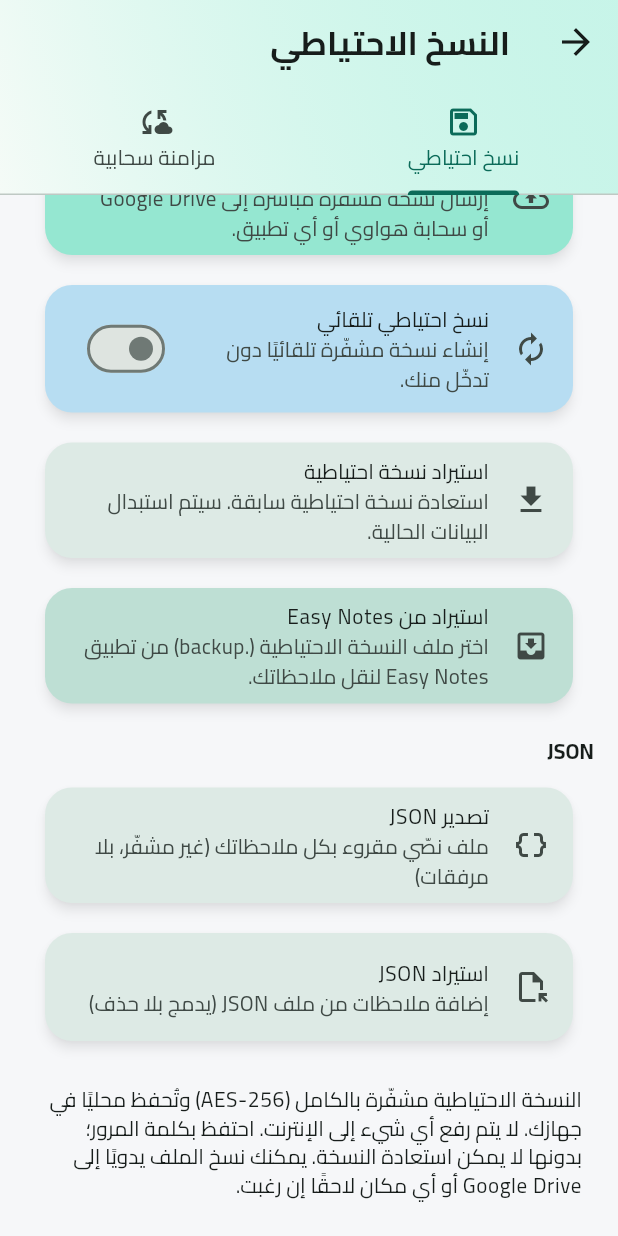
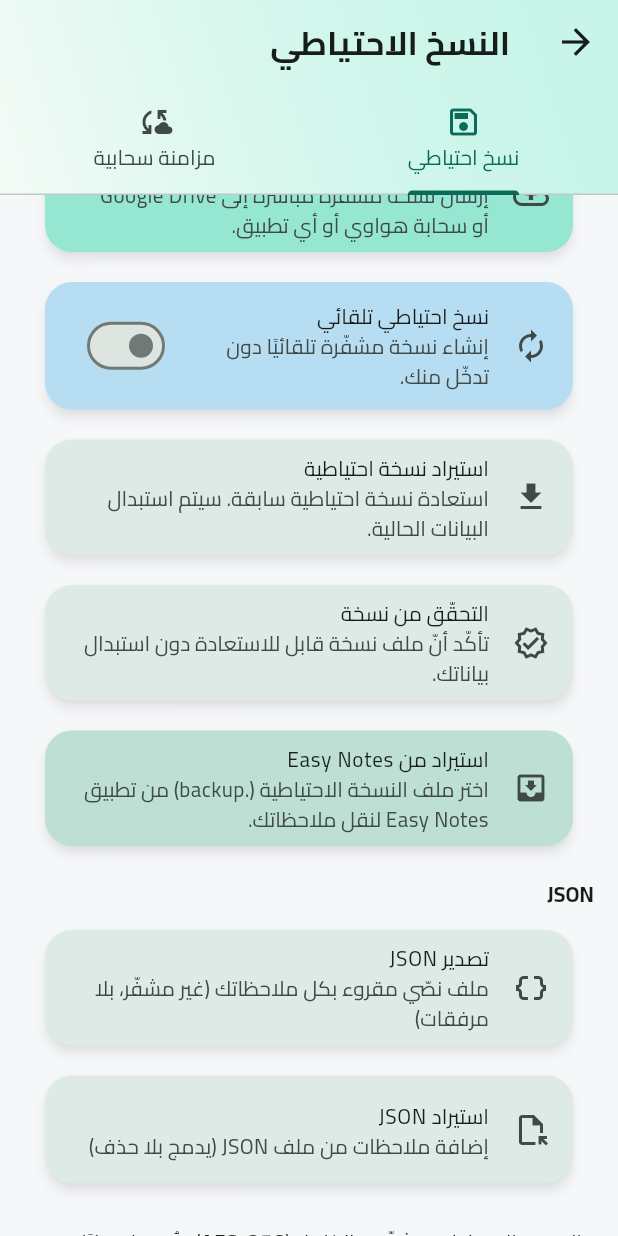
Before and after one commit to alaoufi/alaoufi_notes, a Flutter app: the BackupScreen screen opened directly, scrolled down 390 dp, on a phone screen of 412 x 824 dp. Run offline on Flutter 3.47's test engine with Material 3 defaults, Android fonts, the phone set to English and light mode, and no system bars; drawn by our look-alikes of dynamic_color; our stand-ins replace audioplayers, device_info_plus, file_picker, flutter_colorpicker, flutter_local_notifications, flutter_secure_storage and 14 more; missing offline and left inert: android_id, cryptography, encrypt, extension_google_sign_in_as_googleapis_auth, flutter_quill, googleapis and 2 more; accounts and stored records are empty; project files that could hold a hidden picture were left out.

Commit message:
دفعة تحسينات: مؤشّر تنبيه على البطاقة + عرض مدمج + التحقّق من نسخة
عرض الملاحظات:
- مؤشّر تنبيه: أيقونة منبّه على بطاقة كل ملاحظة لها تنبيه نشِط
  (NoteRepository.noteIdsWithReminders + كاش في المزوّد يُحدَّث مع كل refresh).
- عرض مدمج: مفتاح في الإعدادات يصغّر حشوة البطاقات لعرض عدد أكبر (يُحفظ).

النسخ الاحتياطي:
- «التحقّق من نسخة»: اختيار ملف نسخة والتأكّد من سلامته (فكّ تشفير اختباريّ)
  دون استبدال البيانات — بطاقة جديدة في شاشة النسخ.

اللغات: compact_view + الوصف في 13 لغة. دليل: بندا «مؤشّر التنبيه» و«عرض مدمج».

رفع النسخة إلى 1.3.0+44.

Co-Authored-By: Claude Fable 5 <noreply@anthropic.com>
Claude-Session: https://claude.ai/code/session_01EgFDkQ7WC3S16HHMbyH5e4

```diff
--- a/mudhakkarati/lib/core/l10n/app_strings.dart
+++ b/mudhakkarati/lib/core/l10n/app_strings.dart
@@ -167,6 +167,8 @@ class S {
     'backup_password': 'كلمة مرور النسخة',
     'backup_password_hint': 'تُستخدم لتشفير النسخة الاحتياطية',
     'settings': 'الإعدادات',
+    'compact_view': 'عرض مدمج',
+    'compact_view_desc': 'بطاقات ملاحظات أصغر لعرض عدد أكبر',
     'protected': 'بياناتك محميّة',
     'backup_recommended': 'يُنصح بأخذ نسخة جديدة',
     'not_protected': 'بياناتك غير محميّة',
@@ -423,6 +425,8 @@ class S {
     'backup_password': 'Backup password',
     'backup_password_hint': 'Used to encrypt the backup',
     'settings': 'Settings',
+    'compact_view': 'Compact view',
+    'compact_view_desc': 'Smaller note cards to show more',
     'protected': 'Your data is protected',
     'backup_recommended': 'A new backup is recommended',
     'not_protected': 'Your data is not protected',
@@ -679,6 +683,8 @@ class S {
     'backup_password': 'Contraseña de la copia',
     'backup_password_hint': 'Se usa para cifrar la copia',
     'settings': 'Ajustes',
+    'compact_view': 'Vista compacta',
+    'compact_view_desc': 'Tarjetas más pequeñas para ver más',
     'protected': 'Tus datos están protegidos',
     'backup_recommended': 'Se recomienda una nueva copia',
     'not_protected': 'Tus datos no están protegidos',
@@ -918,6 +924,8 @@ class S {
     'backup_password': 'Sicherungspasswort',
     'backup_password_hint': 'Wird zum Verschlüsseln der Sicherung verwendet',
     'settings': 'Einstellungen',
+    'compact_view': 'Kompakte Ansicht',
+    'compact_view_desc': 'Kleinere Notizkarten, mehr sichtbar',
     'protected': 'Deine Daten sind geschützt',
     'backup_recommended': 'Neue Sicherung empfohlen',
     'not_protected': 'Deine Daten sind nicht geschützt',
@@ -1157,6 +1165,8 @@ class S {
     'backup_password': 'Password ng backup',
     'backup_password_hint': 'Ginagamit para i-encrypt ang backup',
     'settings': 'Mga Setting',
+    'compact_view': 'Compact view',
+    'compact_view_desc': 'Mas maliit na card para makita ang mas marami',
     'protected': 'Protektado ang data mo',
     'backup_recommended': 'Inirerekomenda ang bagong backup',
     'not_protected': 'Hindi protektado ang data mo',
@@ -1396,6 +1406,8 @@ class S {
     'backup_password': 'Mot de passe de sauvegarde',
     'backup_password_hint': 'Utilisé pour chiffrer la sauvegarde',
     'settings': 'Paramètres',
+    'compact_view': 'Vue compacte',
+    'compact_view_desc': 'Cartes plus petites pour en voir plus',
     'protected': 'Vos données sont protégées',
     'backup_recommended': 'Une nouvelle sauvegarde est conseillée',
     'not_protected': 'Vos données ne sont pas protégées',
@@ -1635,6 +1647,8 @@ class S {
     'backup_password': 'Kata sandi cadangan',
     'backup_password_hint': 'Digunakan untuk mengenkripsi cadangan',
     'settings': 'Pengaturan',
+    'compact_view': 'Tampilan ringkas',
+    'compact_view_desc': 'Kartu lebih kecil agar tampil lebih banyak',
     'protected': 'Data Anda terlindungi',
     'backup_recommended': 'Disarankan cadangan baru',
     'not_protected': 'Data Anda tidak terlindungi',
@@ -1874,6 +1888,8 @@ class S {
     'backup_password': 'Password del backup',
     'backup_password_hint': 'Usata per crittografare il backup',
     'settings': 'Impostazioni',
+    'compact_view': 'Vista compatta',
+    'compact_view_desc': 'Schede più piccole per vederne di più',
     'protected': 'I tuoi dati sono protetti',
     'backup_recommended': 'Consigliato un nuovo backup',
     'not_protected': 'I tuoi dati non sono protetti',
@@ -2113,6 +2129,8 @@ class S {
     'backup_password': 'Kata laluan sandaran',
     'backup_password_hint': 'Digunakan untuk menyulitkan sandaran',
     'settings': 'Tetapan',
+    'compact_view': 'Paparan padat',
+    'compact_view_desc': 'Kad lebih kecil untuk lihat lebih banyak',
     'protected': 'Data anda dilindungi',
     'backup_recommended': 'Sandaran baharu disyorkan',
     'not_protected': 'Data anda tidak dilindungi',
@@ -2352,6 +2370,8 @@ class S {
     'backup_password': 'बैकअप पासवर्ड',
     'backup_password_hint': 'बैकअप एन्क्रिप्ट करने के लिए उपयोग होता है',
     'settings': 'सेटिंग्स',
+    'compact_view': 'संक्षिप्त दृश्य',
+    'compact_view_desc': 'छोटे कार्ड, ज़्यादा दिखें',
     'protected': 'आपका डेटा सुरक्षित है',
     'backup_recommended': 'नया बैकअप सुझाया जाता है',
     'not_protected': 'आपका डेटा सुरक्षित नहीं है',
@@ -2591,6 +2611,8 @@ class S {
     'backup_password': 'ব্যাকআপ পাসওয়ার্ড',
     'backup_password_hint': 'ব্যাকআপ এনক্রিপ্ট করতে ব্যবহৃত হয়',
     'settings': 'সেটিংস',
+    'compact_view': 'সংক্ষিপ্ত ভিউ',
+    'compact_view_desc': 'ছোট কার্ড, বেশি দেখুন',
     'protected': 'আপনার ডেটা সুরক্ষিত',
     'backup_recommended': 'নতুন ব্যাকআপ সুপারিশ করা হয়',
     'not_protected': 'আপনার ডেটা সুরক্ষিত নয়',
@@ -2830,6 +2852,8 @@ class S {
     'backup_password': 'گذرواژه پشتیبان',
     'backup_password_hint': 'برای رمزنگاری پشتیبان استفاده می‌شود',
     'settings': 'تنظیمات',
+    'compact_view': 'نمای فشرده',
+    'compact_view_desc': 'کارت‌های کوچک‌تر برای نمایش بیشتر',
     'protected': 'داده‌های شما محافظت می‌شود',
     'backup_recommended': 'گرفتن نسخهٔ جدید توصیه می‌شود',
     'not_protected': 'داده‌های شما محافظت نمی‌شود',
@@ -3069,6 +3093,8 @@ class S {
     'backup_password': 'Пароль копии',
     'backup_password_hint': 'Используется для шифрования копии',
     'settings': 'Настройки',
+    'compact_view': 'Компактный вид',
+    'compact_view_desc': 'Меньше карточки — видно больше',
     'protected': 'Ваши данные защищены',
     'backup_recommended': 'Рекомендуется новая копия',
     'not_protected': 'Ваши данные не защищены',
--- a/mudhakkarati/lib/features/backup/backup_screen.dart
+++ b/mudhakkarati/lib/features/backup/backup_screen.dart
@@ -340,6 +340,16 @@ class _BackupScreenState extends State<BackupScreen> {
     }
   }
 
+  Future<void> _verifyBackup() async {
+    final pwd = await _askPassword('التحقّق من نسخة');
+    if (pwd == null || pwd.isEmpty) return;
+    setState(() => _busy = true);
+    final r = await BackupService.instance.verifyBackupFile(pwd);
+    if (!mounted) return;
+    setState(() => _busy = false);
+    _toast(r.message);
+  }
+
   Future<void> _import() async {
     final s = S.of(context);
 
@@ -629,6 +639,16 @@ class _BackupScreenState extends State<BackupScreen> {
               ),
               const SizedBox(height: 8),
               Card(
+                child: ListTile(
+                  leading: const Icon(Icons.verified_outlined),
+                  title: const Text('التحقّق من نسخة'),
+                  subtitle: const Text(
+                      'تأكّد أنّ ملف نسخة قابل للاستعادة دون استبدال بياناتك.'),
+                  onTap: _busy ? null : _verifyBackup,
+                ),
+              ),
+              const SizedBox(height: 8),
+              Card(
                 color: Theme.of(context).colorScheme.secondaryContainer,
                 child: ListTile(
                   leading: const Icon(Icons.move_to_inbox),
--- a/mudhakkarati/lib/features/home/notes_provider.dart
+++ b/mudhakkarati/lib/features/home/notes_provider.dart
@@ -86,6 +86,9 @@ class NotesProvider extends ChangeNotifier {
   Map<String, int> _tagColors = {};
   Map<String, int> get tagColors => _tagColors;
 
+  Set<int> _reminderNoteIds = {};
+  bool noteHasReminder(int? id) => id != null && _reminderNoteIds.contains(id);
+
   Future<void> _loadTagColors() async {
     final list = await notes.getAllTagsWithColors();
     _tagColors = {
@@ -167,6 +170,7 @@ class NotesProvider extends ChangeNotifier {
         to: fTo,
       );
       _dbError = false;
+      _reminderNoteIds = await notes.noteIdsWithReminders();
     } catch (_) {
       // **حماية:** تعذّر فتح القاعدة (غالبًا مؤقّت — مفتاح/تخزين). لا نعرضها
       // كـ«فارغة» (يُربك ويخاطر بقرار حذف/استعادة خاطئ)، ولا نمسح القائمة القديمة.
--- a/mudhakkarati/lib/features/settings/settings_provider.dart
+++ b/mudhakkarati/lib/features/settings/settings_provider.dart
@@ -16,6 +16,7 @@ class SettingsProvider extends ChangeNotifier {
   String _fontFamily = 'Cairo';
   bool _hideSelectionMenu = false;
   bool _dynamicColor = false; // ألوان النظام (Dynamic Color) على أندرويد 12+
+  bool _compactCards = false; // عرض مدمج لبطاقات الملاحظات
   InfoPlacement _infoPlacement = InfoPlacement.tab;
   NoteLayout _layout = NoteLayout.grid;
   Locale _locale = const Locale('ar'); // عربي افتراضيًّا (تطبيق عربيّ ⇒ اتجاه RTL)
@@ -52,6 +53,7 @@ class SettingsProvider extends ChangeNotifier {
   String get fontFamily => _fontFamily;
   bool get hideSelectionMenu => _hideSelectionMenu;
   bool get dynamicColor => _dynamicColor;
+  bool get compactCards => _compactCards;
   InfoPlacement get infoPlacement => _infoPlacement;
   NoteLayout get layout => _layout;
   Locale get locale => _locale;
@@ -230,6 +232,7 @@ class SettingsProvider extends ChangeNotifier {
   static const _kFontFamily = 'font_family';
   static const _kHideSelMenu = 'hide_selection_menu';
   static const _kDynamicColor = 'dynamic_color';
+  static const _kCompactCards = 'compact_cards';
   static const _kInfoPlacement = 'info_placement';
   static const _kLayout = 'note_layout';
   static const _kLocale = 'locale';
@@ -265,6 +268,7 @@ class SettingsProvider extends ChangeNotifier {
     if (fam != null && fontFamilies.contains(fam)) _fontFamily = fam;
     _hideSelectionMenu = prefs.getBool(_kHideSelMenu) ?? false;
     _dynamicColor = prefs.getBool(_kDynamicColor) ?? false;
+    _compactCards = prefs.getBool(_kCompactCards) ?? false;
     final ip = prefs.getString(_kInfoPlacement);
     _infoPlacement = InfoPlacement.values
         .firstWhere((e) => e.name == ip, orElse: () => InfoPlacement.tab);
@@ -511,6 +515,13 @@ class SettingsProvider extends ChangeNotifier {
     await prefs.setBool(_kDynamicColor, on);
   }
 
+  Future<void> setCompactCards(bool on) async {
+    _compactCards = on;
+    notifyListeners();
+    final prefs = await SharedPreferences.getInstance();
+    await prefs.setBool(_kCompactCards, on);
+  }
+
   Future<void> setInfoPlacement(InfoPlacement placement) async {
     _infoPlacement = placement;
     notifyListeners();
--- a/mudhakkarati/lib/services/backup_service.dart
+++ b/mudhakkarati/lib/services/backup_service.dart
@@ -616,6 +616,28 @@ class BackupService {
         .encryptBytes(Uint8List.fromList(zipped), password);
   }
 
+  /// يتيح للمستخدم اختيار ملفّ نسخة والتأكّد من سلامته (فكّ تشفير اختباريّ) دون
+  /// استعادته — للاطمئنان أنّ النسخة قابلة للاستعادة وقت الحاجة.
+  Future<BackupResult> verifyBackupFile(String password) async {
+    try {
+      final picked = await FilePicker.platform.pickFiles(
+        dialogTitle: 'اختر ملف النسخة للتحقّق',
+        type: FileType.any,
+      );
+      final path = picked?.files.single.path;
+      if (path == null) return const BackupResult(false, 'لم يتم اختيار ملف');
+      final bytes = await File(path).readAsBytes();
+      final ok = await _verifyEncrypted(bytes, password);
+      return BackupResult(
+          ok,
+          ok
+              ? 'النسخة سليمة وقابلة للاستعادة ✓'
+              : 'النسخة تالفة أو كلمة المرور خاطئة');
+    } catch (e) {
+      return BackupResult(false, 'تعذّر التحقّق: $e');
+    }
+  }
+
   /// استعادة نسخة احتياطية من ملف يختاره المستخدم.
   Future<BackupResult> importBackup(String password) async {
     try {
--- a/mudhakkarati/pubspec.yaml
+++ b/mudhakkarati/pubspec.yaml
@@ -1,7 +1,7 @@
 name: mudhakkarati
 description: "مذكراتي - تطبيق مذكرات وملاحظات يعمل بدون إنترنت بالكامل."
 publish_to: 'none'
-version: 1.2.14+43
+version: 1.3.0+44
 
 environment:
   sdk: '>=3.4.0 <4.0.0'
```
Also changed, not shown: mudhakkarati/lib/data/repositories/note_repository.dart (+9 -0 lines), mudhakkarati/lib/features/help/help_guide_data.dart (+26 -0 lines), mudhakkarati/lib/features/settings/settings_screen.dart (+9 -0 lines), mudhakkarati/lib/widgets/note_card.dart (+8 -1 lines).
